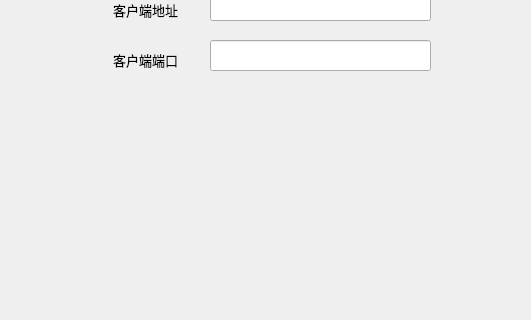
This is day5/TCPServer/widget.ui in roumatine/qtLearning as Qt 5 draws it before an edit; both pictures show x 0 to 531 and y 140 to 460 of the 800 by 600 pixel window. The edited form follows.
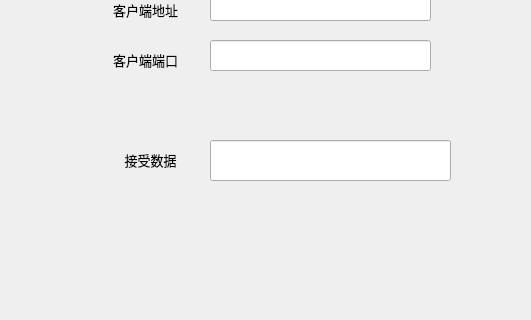
This is the edited form.

Diff of the .ui file:
```diff
--- a/day5/TCPServer/widget.ui
+++ b/day5/TCPServer/widget.ui
@@ -72,6 +72,29 @@
     <string>&lt;html&gt;&lt;head/&gt;&lt;body&gt;&lt;p align=&quot;center&quot;&gt;&lt;span style=&quot; font-size:10pt;&quot;&gt;客户端端口&lt;/span&gt;&lt;/p&gt;&lt;/body&gt;&lt;/html&gt;</string>
    </property>
   </widget>
+  <widget class="QLineEdit" name="mainLineEdit">
+   <property name="geometry">
+    <rect>
+     <x>210</x>
+     <y>280</y>
+     <width>241</width>
+     <height>41</height>
+    </rect>
+   </property>
+  </widget>
+  <widget class="QLabel" name="label_4">
+   <property name="geometry">
+    <rect>
+     <x>110</x>
+     <y>290</y>
+     <width>81</width>
+     <height>21</height>
+    </rect>
+   </property>
+   <property name="text">
+    <string>&lt;html&gt;&lt;head/&gt;&lt;body&gt;&lt;p align=&quot;center&quot;&gt;&lt;span style=&quot; font-size:10pt;&quot;&gt;接受数据&lt;/span&gt;&lt;/p&gt;&lt;/body&gt;&lt;/html&gt;</string>
+   </property>
+  </widget>
  </widget>
  <resources/>
  <connections/>
```
